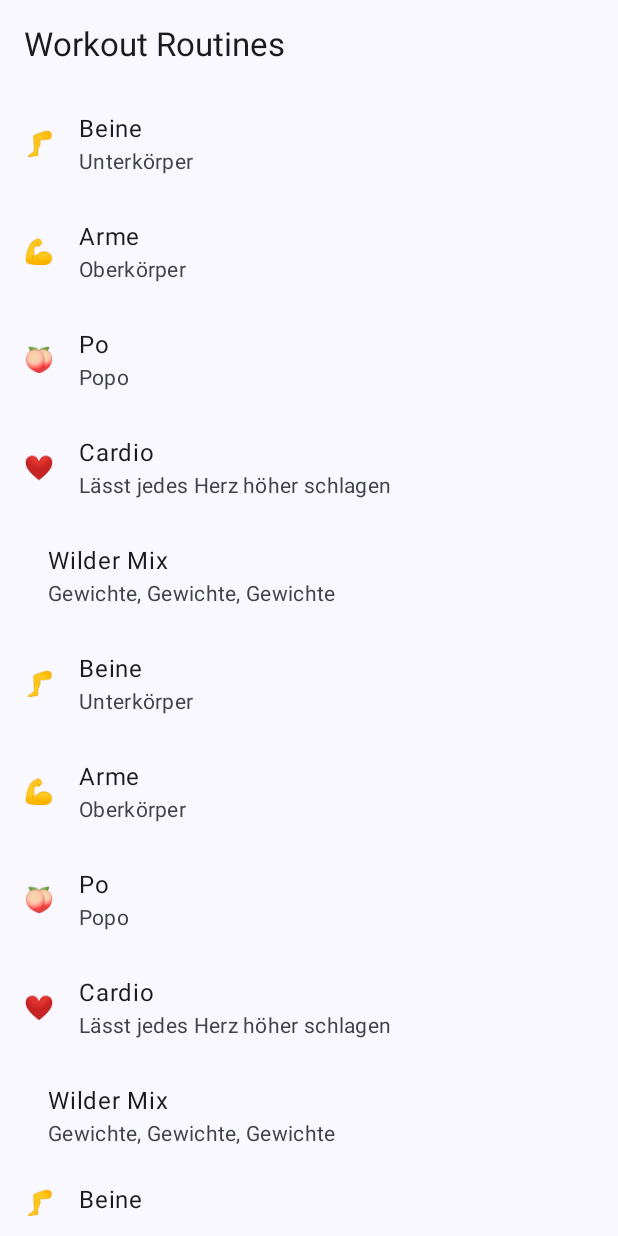
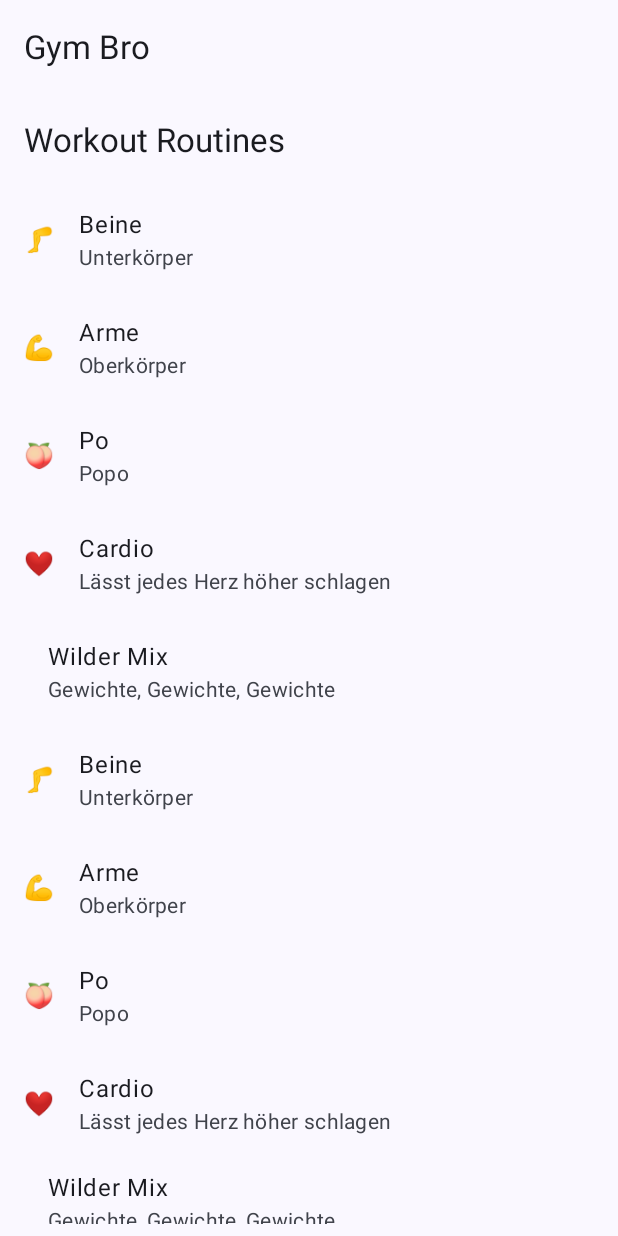
Before and after one commit to hoppjan/gym-bro-app, an Android app built with Jetpack Compose: the screen it shows after launch (MainActivity), on a phone screen of 412 x 824 dp. Run offline under Robolectric (Android 15) with nearby library versions, the phone set to English and light mode, and no system bars.

Commit message:
Set fresh TopAppBar

```diff
--- a/app/src/main/java/de/janhopp/gymbro/MainActivity.kt
+++ b/app/src/main/java/de/janhopp/gymbro/MainActivity.kt
@@ -6,7 +6,10 @@ import androidx.activity.compose.setContent
 import androidx.activity.enableEdgeToEdge
 import androidx.compose.foundation.layout.fillMaxSize
 import androidx.compose.foundation.layout.padding
+import androidx.compose.material3.ExperimentalMaterial3Api
 import androidx.compose.material3.Scaffold
+import androidx.compose.material3.Text
+import androidx.compose.material3.TopAppBar
 import androidx.compose.runtime.Composable
 import androidx.compose.ui.Modifier
 import androidx.compose.ui.tooling.preview.Preview
@@ -22,7 +25,15 @@ class MainActivity : ComponentActivity() {
         enableEdgeToEdge()
         setContent {
             GymBroTheme {
-                Scaffold(modifier = Modifier.fillMaxSize()) { innerPadding ->
+                Scaffold(
+                    modifier = Modifier.fillMaxSize(),
+                    topBar = {
+                        @OptIn(ExperimentalMaterial3Api::class)
+                        TopAppBar(
+                            title = { Text("Gym Bro") },
+                        )
+                    },
+                ) { innerPadding ->
                     WorkoutRoutinePickerScreen(
                         modifier = Modifier.padding(innerPadding),
                         workoutRoutines = routines,
```
